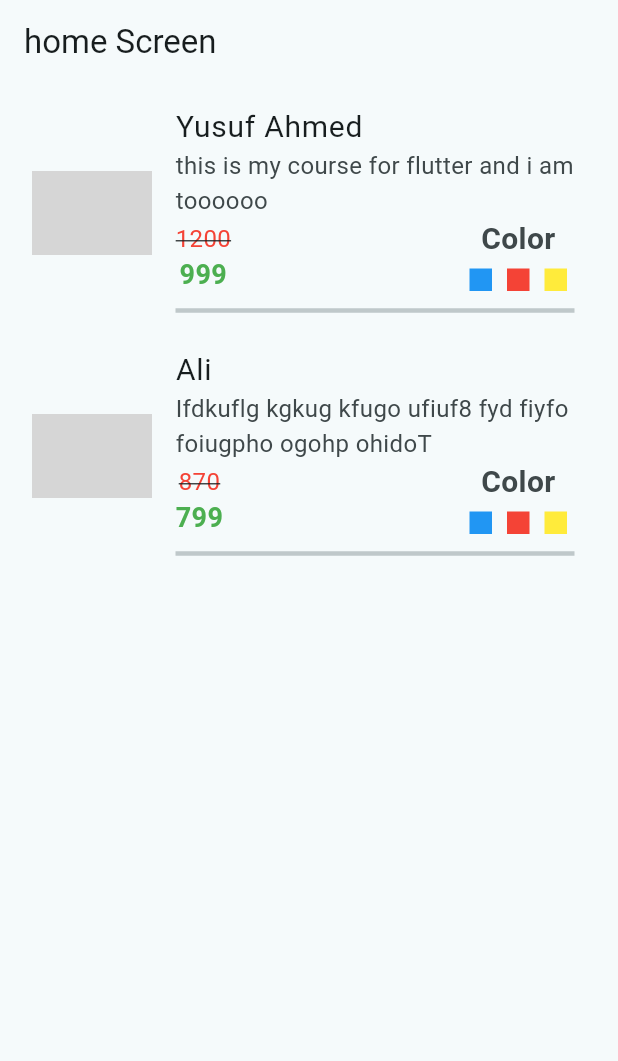
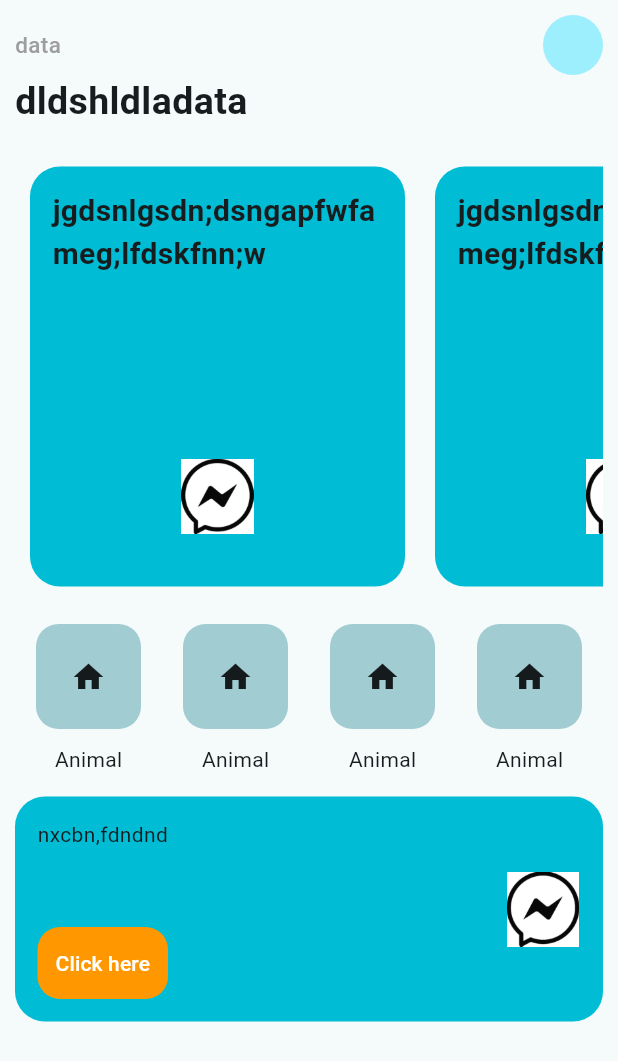
Before and after one commit to YusufAhmedBinQhman/intro_flutter_app1, a Flutter app: the screen it shows after launch, on a phone screen of 412 x 824 dp. Shown: the top 1061 px of the screen. Run offline on Flutter 3.47's test engine with Material 3 defaults, Android fonts, the light colour scheme and no system bars; grey boxes are pictures that could not be loaded.

Commit message:
add file TaskUI.dart

```diff
--- /dev/null
+++ b/lib/Pages/ListView.dart
@@ -0,0 +1,30 @@
+import 'package:flutter/material.dart';
+
+class ListViewPage extends StatelessWidget {
+  @override
+  Widget build(BuildContext context) {
+    late int i;
+    return Scaffold(
+      appBar: AppBar(
+        title: Text("ListView Page"),
+      ),
+      body: Container(
+        height: 100,
+        child: ListView.builder(
+          scrollDirection: Axis.horizontal,
+          itemCount: 40,
+          itemBuilder: (BuildContext context, int index) {
+            return Container(
+              color: Colors.green,
+              width: 300,
+              child: ListTile(
+                title: Text("data"),
+                leading: CircleAvatar(),
+              ),
+            );
+          },
+        ),
+      ),
+    );
+  }
+}
--- /dev/null
+++ b/lib/Pages/TaskUIhome.dart
@@ -0,0 +1,201 @@
+import 'package:flutter/material.dart';
+
+class TaskUIHome extends StatelessWidget {
+  @override
+  Widget build(BuildContext context) {
+    return Scaffold(
+      body: SafeArea(
+          child: SingleChildScrollView(
+        child: Container(
+          padding: EdgeInsets.all(10),
+          child:
+              //main column
+              Column(
+            crossAxisAlignment: CrossAxisAlignment.start,
+            children: [
+              //circle and text
+              Row(
+                children: [
+                  Text(
+                    "data",
+                    style: TextStyle(
+                        color: Colors.grey,
+                        fontSize: 15,
+                        fontWeight: FontWeight.w500),
+                  ),
+                  Spacer(),
+                  CircleAvatar()
+                ],
+              ),
+              //main text
+              Text(
+                "dldshldladata",
+                style: TextStyle(fontSize: 25, fontWeight: FontWeight.bold),
+              ),
+              SizedBox(
+                height: 15,
+              ),
+              //container listView
+              Container(
+                height: 300,
+                child: ListView.builder(
+                  scrollDirection: Axis.horizontal,
+                  itemCount: 4,
+                  itemBuilder: (BuildContext context, int index) {
+                    return Container(
+                      decoration: BoxDecoration(
+                          color: Colors.cyan,
+                          borderRadius: BorderRadius.circular(20)),
+                      margin: EdgeInsets.all(10),
+                      padding: EdgeInsets.all(15),
+                      width: 250,
+                      child:
+                          //text & image
+                          Column(
+                        crossAxisAlignment: CrossAxisAlignment.start,
+                        children: [
+                          Text(
+                            "jgdsnlgsdn;dsngapfwfameg;lfdskfnn;w",
+                            style: TextStyle(
+                                fontSize: 20, fontWeight: FontWeight.bold),
+                          ),
+                          Spacer(),
+                          Center(
+                            child: Image.asset(
+                              "images/2.png",
+                              width: 50,
+                              height: 50,
+                            ),
+                          ),
+                          SizedBox(
+                            height: 20,
+                          )
+                        ],
+                      ),
+                    );
+                  },
+                ),
+              ),
+              SizedBox(
+                height: 15,
+              )
+              // row icon
+              ,
+              Row(
+                children: [
+                  //column111
+                  Expanded(
+                    child: Column(
+                      children: [
+                        Container(
+                            height: 70,
+                            width: 70,
+                            decoration: BoxDecoration(
+                                color: Color.fromARGB(255, 161, 204, 210),
+                                borderRadius: BorderRadius.circular(15)),
+                            child: Icon(Icons.home)),
+                        SizedBox(
+                          height: 10,
+                        ),
+                        Text("Animal")
+                      ],
+                    ),
+                  ),
+                  Expanded(
+                    child: Column(
+                      children: [
+                        Container(
+                            height: 70,
+                            width: 70,
+                            decoration: BoxDecoration(
+                                color: Color.fromARGB(255, 161, 204, 210),
+                                borderRadius: BorderRadius.circular(15)),
+                            child: Icon(Icons.home)),
+                        SizedBox(
+                          height: 10,
+                        ),
+                        Text("Animal")
+                      ],
+                    ),
+                  ),
+                  Expanded(
+                    child: Column(
+                      children: [
+                        Container(
+                            height: 70,
+                            width: 70,
+                            decoration: BoxDecoration(
+                                color: Color.fromARGB(255, 161, 204, 210),
+                                borderRadius: BorderRadius.circular(15)),
+                            child: Icon(Icons.home)),
+                        SizedBox(
+                          height: 10,
+                        ),
+                        Text("Animal")
+                      ],
+                    ),
+                  ),
+                  Expanded(
+                    child: Column(
+                      children: [
+                        Container(
+                            height: 70,
+                            width: 70,
+                            decoration: BoxDecoration(
+                                color: Color.fromARGB(255, 161, 204, 210),
+                                borderRadius: BorderRadius.circular(15)),
+                            child: Icon(Icons.home)),
+                        SizedBox(
+                          height: 10,
+                        ),
+                        Text("Animal")
+                      ],
+                    ),
+                  ),
+                ],
+              ),
+
+              SizedBox(
+                height: 15,
+              ),
+              //end
+              Container(
+                padding: EdgeInsets.all(15),
+                height: 150,
+                decoration: BoxDecoration(
+                    color: Colors.cyan,
+                    borderRadius: BorderRadius.circular(20)),
+                child: Row(
+                  children: [
+                    Column(
+                      children: [
+                        Text("nxcbn,fdndnd"),
+                        Spacer(),
+                        Container(
+                            decoration: BoxDecoration(
+                                color: Colors.orange,
+                                borderRadius: BorderRadius.circular(15)),
+                            child: TextButton(
+                                onPressed: () {},
+                                child: Text(
+                                  "Click here",
+                                  style: TextStyle(color: Colors.white),
+                                )))
+                      ],
+                    ),
+                    Spacer(),
+                    Image.asset(
+                      "images/2.png",
+                      height: 50,
+                      width: 50,
+                    )
+                  ],
+                ),
+              )
+            ],
+          ),
+        ),
+      )),
+    );
+  }
+}
--- a/lib/main.dart
+++ b/lib/main.dart
@@ -1,4 +1,6 @@
 import 'package:flutter/material.dart';
+import 'package:intro_flutter_app1/Pages/ListView.dart';
+import 'package:intro_flutter_app1/Pages/TaskUIhome.dart';
 import 'package:intro_flutter_app1/Pages/home_screen.dart';
 
 void main() {
@@ -11,7 +13,7 @@ class MyApp extends StatelessWidget {
     return MaterialApp(
       theme:
           ThemeData(colorScheme: ColorScheme.fromSeed(seedColor: Colors.white)),
-      home: HomeScreen(),
+      home: TaskUIHome(),
     );
   }
 }
--- a/pubspec.yaml
+++ b/pubspec.yaml
@@ -59,8 +59,8 @@ flutter:
   uses-material-design: true
 
   # To add assets to your application, add an assets section, like this:
-  # assets:
-  #   - images/a_dot_burr.jpeg
+  assets:
+    - images/
   #   - images/a_dot_ham.jpeg
 
   # An image asset can refer to one or more resolution-specific "variants", see
```
Also changed, not shown: images/2.png (added), 1 other file.
